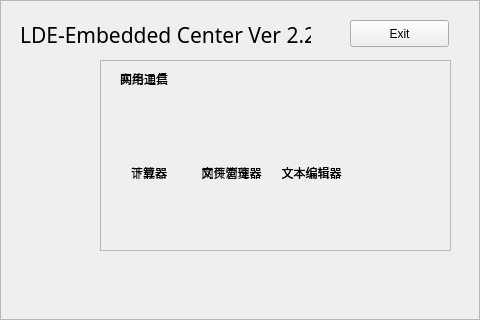
This is src/ldecenter/form.ui in xuzhuoyi/LDE-Embedded as Qt 5 draws it before an edit. The edited form follows.
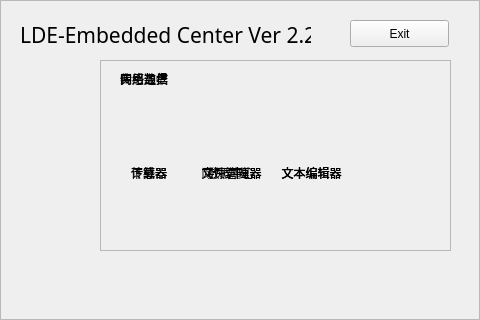
This is the edited form. Icons and pictures are not drawn. Custom widgets are drawn as their Qt base class.

Commit message: Perfect LdeCenter function

What changed in the file:
```diff
--- a/src/ldecenter/form.ui
+++ b/src/ldecenter/form.ui
@@ -486,6 +486,159 @@
      <bool>true</bool>
     </property>
    </widget>
+   <widget class="QFrame" name="frame_4">
+    <property name="enabled">
+     <bool>true</bool>
+    </property>
+    <property name="geometry">
+     <rect>
+      <x>100</x>
+      <y>60</y>
+      <width>351</width>
+      <height>191</height>
+     </rect>
+    </property>
+    <property name="frameShape">
+     <enum>QFrame::StyledPanel</enum>
+    </property>
+    <property name="frameShadow">
+     <enum>QFrame::Raised</enum>
+    </property>
+    <widget class="CustomerQLabel" name="label_24">
+     <property name="geometry">
+      <rect>
+       <x>20</x>
+       <y>40</y>
+       <width>64</width>
+       <height>64</height>
+      </rect>
+     </property>
+     <property name="text">
+      <string/>
+     </property>
+     <property name="pixmap">
+      <pixmap resource="qml.qrc">:/images/Devices-network-wireless-icon.png</pixmap>
+     </property>
+     <property name="scaledContents">
+      <bool>true</bool>
+     </property>
+    </widget>
+    <widget class="CustomerQLabel" name="label_25">
+     <property name="geometry">
+      <rect>
+       <x>100</x>
+       <y>40</y>
+       <width>64</width>
+       <height>64</height>
+      </rect>
+     </property>
+     <property name="text">
+      <string/>
+     </property>
+     <property name="pixmap">
+      <pixmap resource="qml.qrc">:/images/Apps-Charm-icon.png</pixmap>
+     </property>
+     <property name="scaledContents">
+      <bool>true</bool>
+     </property>
+    </widget>
+    <widget class="CustomerQLabel" name="label_26">
+     <property name="geometry">
+      <rect>
+       <x>180</x>
+       <y>40</y>
+       <width>64</width>
+       <height>64</height>
+      </rect>
+     </property>
+     <property name="text">
+      <string/>
+     </property>
+     <property name="pixmap">
+      <pixmap resource="qml.qrc">:/images/Apps-scribus-icon.png</pixmap>
+     </property>
+     <property name="scaledContents">
+      <bool>true</bool>
+     </property>
+    </widget>
+    <widget class="QLabel" name="label_27">
+     <property name="geometry">
+      <rect>
+       <x>260</x>
+       <y>40</y>
+       <width>64</width>
+       <height>64</height>
+      </rect>
+     </property>
+     <property name="text">
+      <string/>
+     </property>
+     <property name="pixmap">
+      <pixmap resource="qml.qrc">:/images/Apps-preferences-web-browser-shortcuts-icon.png</pixmap>
+     </property>
+     <property name="scaledContents">
+      <bool>true</bool>
+     </property>
+    </widget>
+    <widget class="QLabel" name="label_28">
+     <property name="geometry">
+      <rect>
+       <x>20</x>
+       <y>10</y>
+       <width>61</width>
+       <height>17</height>
+      </rect>
+     </property>
+     <property name="text">
+      <string>传感数据</string>
+     </property>
+    </widget>
+    <widget class="QLabel" name="label_29">
+     <property name="geometry">
+      <rect>
+       <x>31</x>
+       <y>105</y>
+       <width>51</width>
+       <height>16</height>
+      </rect>
+     </property>
+     <property name="text">
+      <string>传感器</string>
+     </property>
+    </widget>
+    <widget class="QLabel" name="label_30">
+     <property name="geometry">
+      <rect>
+       <x>96</x>
+       <y>105</y>
+       <width>71</width>
+       <height>16</height>
+      </rect>
+     </property>
+     <property name="text">
+      <string>数据中心</string>
+     </property>
+     <property name="alignment">
+      <set>Qt::AlignCenter</set>
+     </property>
+    </widget>
+    <widget class="QLabel" name="label_31">
+     <property name="geometry">
+      <rect>
+       <x>176</x>
+       <y>105</y>
+       <width>71</width>
+       <height>16</height>
+      </rect>
+     </property>
+     <property name="text">
+      <string>文本编辑器</string>
+     </property>
+     <property name="alignment">
+      <set>Qt::AlignCenter</set>
+     </property>
+    </widget>
+   </widget>
   </widget>
  </widget>
  <customwidgets>
```
Left out of the diff: 8 changed lines with no effect on the pictures. The commit also changes 3 other files.
